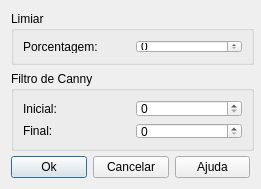
Before: the Qt Designer form DEV/Interface/cutConfig.ui in fabriciols/m-fit, drawn with Qt 5.
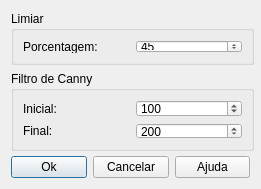
After: the same form once the commit is applied.

Commit message:
Setando os valores iniciais.
Não tenho ideia do pq daquelas checkbox ridicula lá do lado... massss eu acabei de ver q tem uma opçao lá chamada sortEnabled
dá pra usar isso pra ordenar as coisas

```diff
--- a/DEV/Interface/cutConfig.ui
+++ b/DEV/Interface/cutConfig.ui
@@ -79,10 +79,24 @@
        </widget>
       </item>
       <item row="1" column="1" >
-       <widget class="QSpinBox" name="spinLast" />
+       <widget class="QSpinBox" name="spinLast" >
+        <property name="maximum" >
+         <number>255</number>
+        </property>
+        <property name="value" >
+         <number>200</number>
+        </property>
+       </widget>
       </item>
       <item row="0" column="1" >
-       <widget class="QSpinBox" name="spinFirst" />
+       <widget class="QSpinBox" name="spinFirst" >
+        <property name="maximum" >
+         <number>255</number>
+        </property>
+        <property name="value" >
+         <number>100</number>
+        </property>
+       </widget>
       </item>
      </layout>
     </widget>
@@ -113,7 +127,14 @@
        </widget>
       </item>
       <item row="0" column="1" >
-       <widget class="QSpinBox" name="spinPercentage" />
+       <widget class="QSpinBox" name="spinPercentage" >
+        <property name="maximum" >
+         <number>100</number>
+        </property>
+        <property name="value" >
+         <number>45</number>
+        </property>
+       </widget>
       </item>
      </layout>
     </widget>
```
